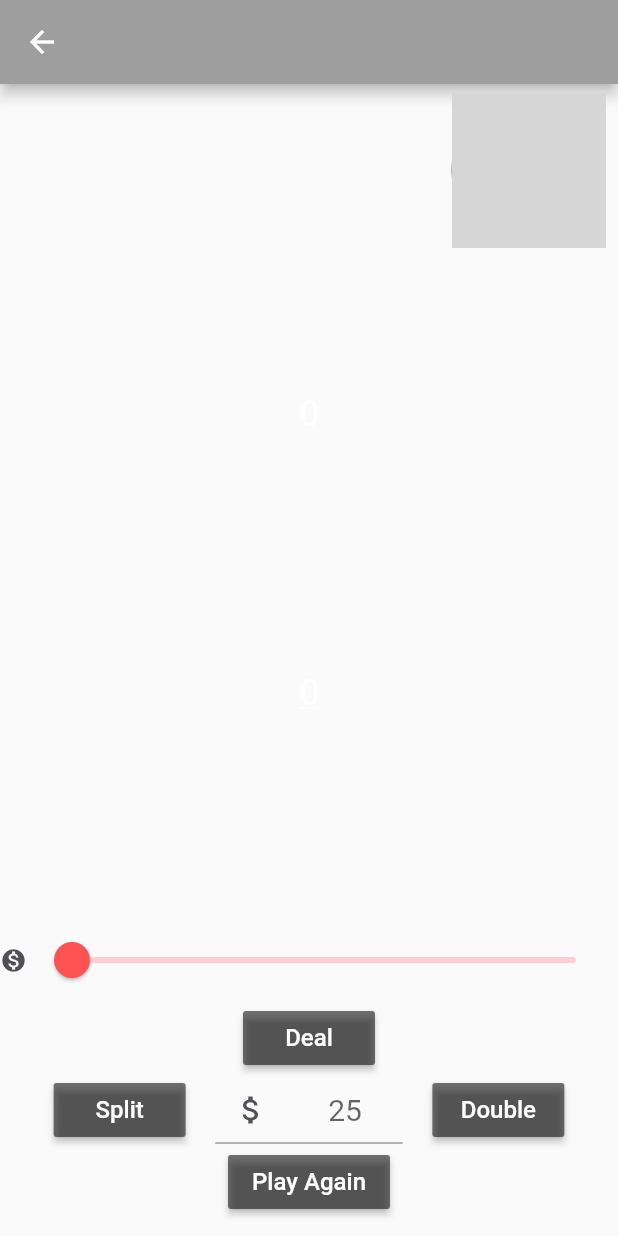
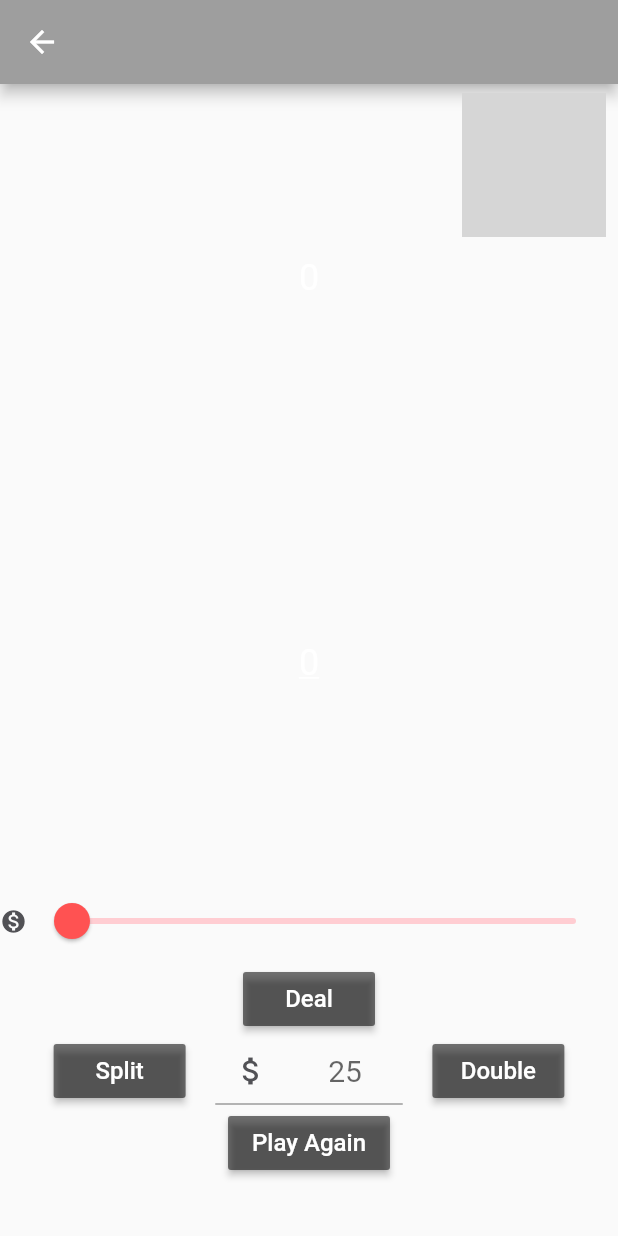
Before and after one commit to tcburns24/Batjack, a Flutter app: the Casino screen opened directly with empty values, on a phone screen of 412 x 824 dp. Run offline on Flutter 3.47's test engine with Material 2 defaults, Android fonts, the phone set to English and light mode, and no system bars; our stand-ins replace cloud_firestore, firebase_auth, flutter_spinkit, google_fonts; accounts and stored records are empty; Roboto replaces fonts that are missing (Geo, Kreon, Ultra); grey boxes are pictures that could not be loaded.

Commit message:
Refactors casino to 3 column sections

```diff
--- a/lib/screens/casino.dart
+++ b/lib/screens/casino.dart
@@ -394,14 +394,14 @@ class _CasinoState extends State<Casino> {
       crossAxisAlignment: CrossAxisAlignment.center,
       children: <Widget>[
         Container(
-          height: MediaQuery.of(context).size.height / 4,
+          height: 115,
           child: Stack(
             children: <Widget>[
               Positioned(
                 top: 6,
                 right: 8,
                 child: CircleAvatar(
-                  radius: MediaQuery.of(context).size.width / 8,
+                  radius: 48,
                   backgroundImage: AssetImage(widget.dealerImage),
                 ),
               ),
@@ -433,6 +433,21 @@ class _CasinoState extends State<Casino> {
     );
   }
 
+  Widget _playerSection() {
+    return Column(
+      mainAxisAlignment: MainAxisAlignment.start,
+      children: <Widget>[
+        Container(
+            padding: EdgeInsets.only(left: 4, right: 4),
+            height: 120,
+            child: Row(
+              children: _hands(),
+            )),
+        Row(mainAxisAlignment: MainAxisAlignment.spaceAround, children: _handScore()),
+      ],
+    );
+  }
+
   @override
   Widget build(BuildContext context) {
     final user = Provider.of<User>(context);
@@ -457,19 +472,25 @@ class _CasinoState extends State<Casino> {
                   Expanded(
                     child: _dealerSection(),
                   ),
-                  Column(
-                    mainAxisAlignment: MainAxisAlignment.start,
-                    children: <Widget>[
-                      Row(mainAxisAlignment: MainAxisAlignment.spaceAround, children: _handScore()),
-                      Container(
-                          padding: EdgeInsets.only(left: 4, right: 4),
-                          height: 120,
-                          child: Row(
-                            children: _hands(),
-                          )),
-                      _playerCommand()
-                    ],
+                  Expanded(
+                    child: _playerSection(),
                   ),
+                  Expanded(
+                    child: _playerCommand(),
+                  )
+//                  Column(
+//                    mainAxisAlignment: MainAxisAlignment.start,
+//                    children: <Widget>[
+//                      Row(mainAxisAlignment: MainAxisAlignment.spaceAround, children: _handScore()),
+//                      Container(
+//                          padding: EdgeInsets.only(left: 4, right: 4),
+//                          height: 120,
+//                          child: Row(
+//                            children: _hands(),
+//                          )),
+//                      _playerCommand()
+//                    ],
+//                  ),
                 ],
               )),
         );
```
